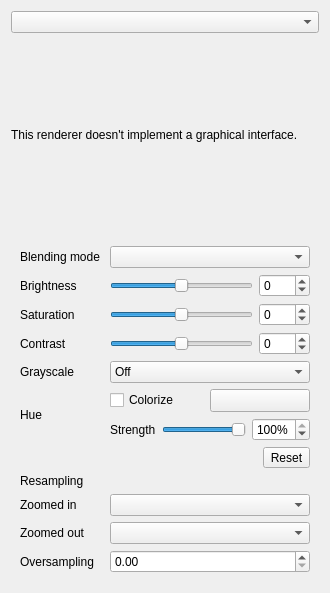
This is src/ui/qgsrendererrasterpropswidgetbase.ui in qgis/QGIS as Qt 5 draws it before an edit. The edited form follows.
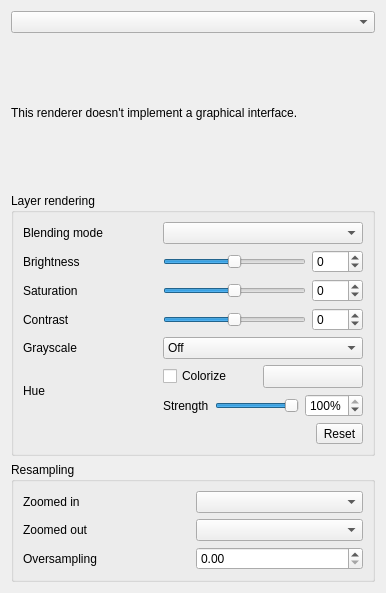
This is the edited form. Icons and pictures are not drawn. Custom widgets are drawn as their Qt base class.

Commit message: [styledock] better use of QGroupBox to highlight raster sections

```diff
--- a/src/ui/qgsrendererrasterpropswidgetbase.ui
+++ b/src/ui/qgsrendererrasterpropswidgetbase.ui
@@ -6,7 +6,7 @@
    <rect>
     <x>0</x>
     <y>0</y>
-    <width>330</width>
+    <width>386</width>
     <height>593</height>
    </rect>
   </property>
@@ -68,6 +68,24 @@
      <property name="frameShadow">
       <enum>QFrame::Raised</enum>
      </property>
+     <layout class="QVBoxLayout" name="verticalLayout_3">
+      <property name="leftMargin">
+       <number>0</number>
+      </property>
+      <property name="topMargin">
+       <number>0</number>
+      </property>
+      <property name="rightMargin">
+       <number>0</number>
+      </property>
+      <property name="bottomMargin">
+       <number>0</number>
+      </property>
+      <item>
+       <widget class="QGroupBox" name="mLayerRendering">
+        <property name="title">
+         <string>Layer rendering</string>
+        </property>
      <layout class="QGridLayout" name="gridLayout">
       <item row="0" column="0" colspan="2">
        <widget class="QLabel" name="mBlendTypeLabel">
@@ -373,42 +391,47 @@
         </item>
        </layout>
       </item>
-      <item row="7" column="0" colspan="5">
-       <widget class="QLabel" name="label_4">
-        <property name="text">
+        </layout>
+       </widget>
+      </item>
+      <item>
+       <widget class="QGroupBox" name="mResamplingBox">
+        <property name="title">
          <string>Resampling</string>
         </property>
-       </widget>
-      </item>
-      <item row="8" column="0">
+        <layout class="QGridLayout" name="gridLayout2">
+         <item row="0" column="0">
        <widget class="QLabel" name="mZoomedInResamplingLabel">
         <property name="text">
          <string>Zoomed in</string>
         </property>
        </widget>
       </item>
-      <item row="9" column="0">
+         <item row="1" column="0">
        <widget class="QLabel" name="mZoomedOutResamplingLabel">
         <property name="text">
          <string>Zoomed out</string>
         </property>
        </widget>
       </item>
-      <item row="10" column="0">
+         <item row="2" column="0">
        <widget class="QLabel" name="mMaximumOversamplingLabel">
         <property name="text">
          <string>Oversampling</string>
         </property>
        </widget>
       </item>
-      <item row="8" column="2" colspan="3">
+         <item row="0" column="2">
        <widget class="QComboBox" name="mZoomedInResamplingComboBox"/>
       </item>
-      <item row="9" column="2" colspan="3">
+         <item row="1" column="2">
        <widget class="QComboBox" name="mZoomedOutResamplingComboBox"/>
       </item>
-      <item row="10" column="2" colspan="3">
+         <item row="2" column="2">
        <widget class="QDoubleSpinBox" name="mMaximumOversamplingSpinBox"/>
+         </item>
+        </layout>
+       </widget>
       </item>
      </layout>
     </widget>
```
Lines whose indentation alone changed are shown as unchanged. The commit also changes 1 other file.
